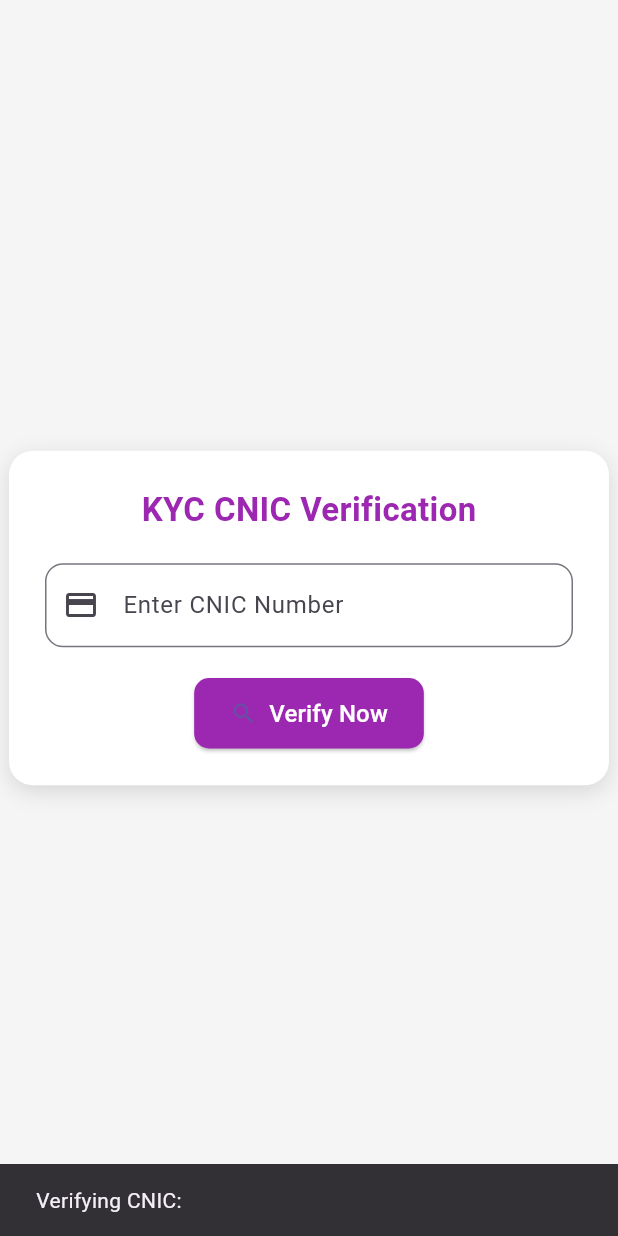
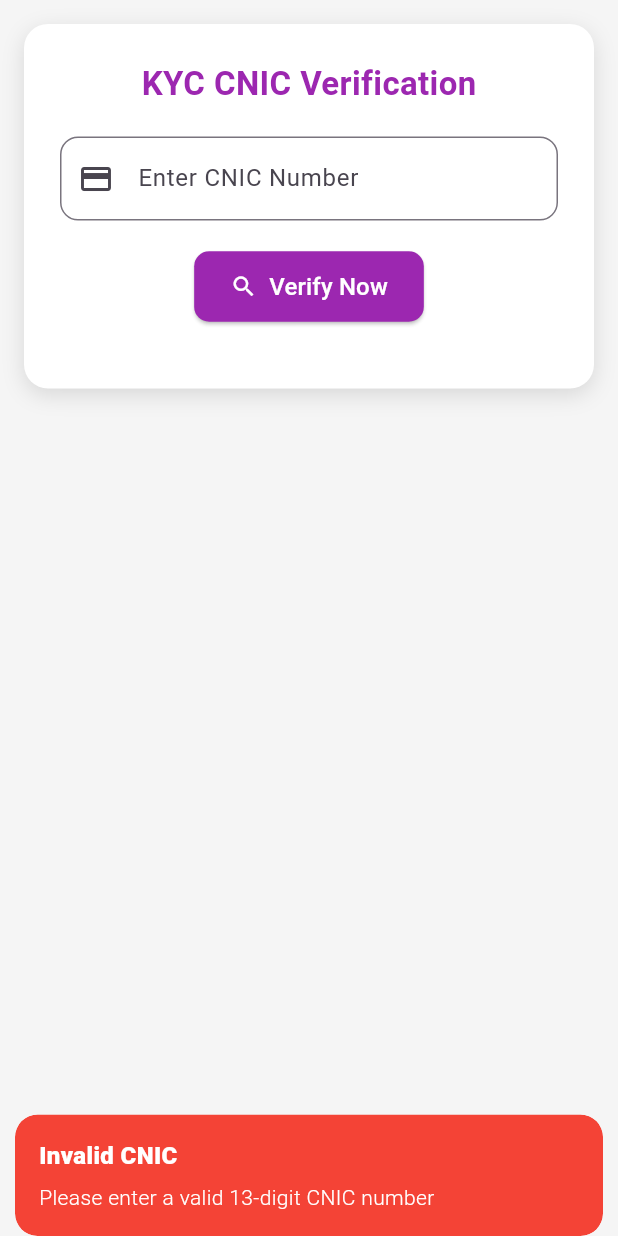
Before and after one commit to Amjad3618/Golabal-Ml-Connect, a Flutter app: the KycScreen screen opened directly, after a tap on "Verify Now", on a phone screen of 412 x 824 dp. Run offline on Flutter 3.47's test engine with Material 3 defaults, Android fonts, the phone set to English and light mode, and no system bars; our stand-ins replace get.

Commit message:
kyc completed

```diff
--- /dev/null
+++ b/lib/controllers/myc_controller.dart
@@ -0,0 +1,94 @@
+import 'package:flutter/material.dart';
+import 'package:get/get.dart';
+import 'package:get/get_core/src/get_main.dart';
+
+import '../models/kyc_model.dart';
+
+class KycController extends GetxController {
+  final TextEditingController cnicController = TextEditingController();
+
+  final RxBool isLoading = false.obs;
+  final Rx<Data?> userData = Rx<Data?>(null);
+  final RxString errorMessage = ''.obs;
+
+  static const String apiBaseUrl = 'https://global-ml-connect-backend.vercel.app/api/person';
+
+  @override
+  void onClose() {
+    cnicController.dispose();
+    super.onClose();
+  }
+
+  void clearData() {
+    userData.value = null;
+    errorMessage.value = '';
+  }
+
+  Future<void> verifyCnic() async {
+    final cnic = cnicController.text.replaceAll('-', ''); // Remove dashes
+
+    if (cnic.length != 13) {
+      Get.snackbar(
+        'Invalid CNIC',
+        'Please enter a valid 13-digit CNIC number',
+        snackPosition: SnackPosition.BOTTOM,
+        backgroundColor: Colors.red,
+        colorText: Colors.white,
+      );
+      return;
+    }
+
+    try {
+      isLoading.value = true;
+      clearData();
+
+      final response = await GetConnect().get(apiBaseUrl);
+
+      if (response.statusCode == 200) {
+        final kycModel = KYCModel.fromJson(response.body);
+
+        if (kycModel.success == true && kycModel.data != null) {
+          // Find user with matching CNIC
+          final matchedUser = kycModel.data!.firstWhereOrNull(
+            (user) => user.cnic.toString() == cnic,
+          );
+
+          if (matchedUser != null) {
+            userData.value = matchedUser;
+            Get.snackbar(
+              'Success',
+              'User data found successfully!',
+              snackPosition: SnackPosition.BOTTOM,
+              backgroundColor: Colors.green,
+              colorText: Colors.white,
+            );
+          } else {
+            errorMessage.value = 'No user found with this CNIC number';
+            Get.snackbar(
+              'Not Found',
+              'No user found with this CNIC number',
+              snackPosition: SnackPosition.BOTTOM,
+              backgroundColor: Colors.orange,
+              colorText: Colors.white,
+            );
+          }
+        } else {
+          errorMessage.value = 'Failed to fetch data from server';
+        }
+      } else {
+        errorMessage.value = 'Server error: ${response.statusCode}';
+      }
+    } catch (e) {
+      errorMessage.value = 'Network error: ${e.toString()}';
+      Get.snackbar(
+        'Error',
+        'Network error occurred. Please try again.',
+        snackPosition: SnackPosition.BOTTOM,
+        backgroundColor: Colors.red,
+        colorText: Colors.white,
+      );
+    } finally {
+      isLoading.value = false;
+    }
+  }
+}
--- /dev/null
+++ b/lib/models/kyc_model.dart
@@ -0,0 +1,91 @@
+class KYCModel {
+  bool? success;
+  List<Data>? data;
+
+  KYCModel({this.success, this.data});
+
+  KYCModel.fromJson(Map<String, dynamic> json) {
+    success = json['success'];
+    if (json['data'] != null) {
+      data = <Data>[];
+      json['data'].forEach((v) {
+        data!.add(Data.fromJson(v));
+      });
+    }
+  }
+
+  Map<String, dynamic> toJson() {
+    final Map<String, dynamic> data = <String, dynamic>{};
+    data['success'] = success;
+    if (this.data != null) {
+      data['data'] = this.data!.map((v) => v.toJson()).toList();
+    }
+    return data;
+  }
+}
+
+class Data {
+  String? sId;
+  String? name;
+  String? fatherName;
+  int? cnic;
+  String? criminalRecord;
+  String? dob;
+  String? city;
+  String? state;
+  String? address;
+  String? profilePicture;
+  String? createdAt;
+  String? updatedAt;
+  int? iV;
+
+  Data({
+    this.sId,
+    this.name,
+    this.fatherName,
+    this.cnic,
+    this.criminalRecord,
+    this.dob,
+    this.city,
+    this.state,
+    this.address,
+    this.profilePicture,
+    this.createdAt,
+    this.updatedAt,
+    this.iV,
+  });
+
+  Data.fromJson(Map<String, dynamic> json) {
+    sId = json['_id'];
+    name = json['name'];
+    fatherName = json['fatherName'];
+    cnic = json['cnic'];
+    criminalRecord = json['criminalRecord'];
+    dob = json['dob'];
+    city = json['city'];
+    state = json['state'];
+    address = json['address'];
+    profilePicture = json['profilePicture'];
+    createdAt = json['createdAt'];
+    updatedAt = json['updatedAt'];
+    iV = json['__v'];
+  }
+
+  Map<String, dynamic> toJson() {
+    final Map<String, dynamic> data = <String, dynamic>{};
+    data['_id'] = sId;
+    data['name'] = name;
+    data['fatherName'] = fatherName;
+    data['cnic'] = cnic;
+    data['criminalRecord'] = criminalRecord;
+    data['dob'] = dob;
+    data['city'] = city;
+    data['state'] = state;
+    data['address'] = address;
+    data['profilePicture'] = profilePicture;
+    data['createdAt'] = createdAt;
+    data['updatedAt'] = updatedAt;
+    data['__v'] = iV;
+    return data;
+  }
+}
--- a/lib/screens/kyc_screen.dart
+++ b/lib/screens/kyc_screen.dart
@@ -1,58 +1,24 @@
 import 'package:flutter/material.dart';
 import 'package:flutter/services.dart';
+import 'package:get/get.dart';
 
-class CnicInputFormatter extends TextInputFormatter {
-  @override
-  TextEditingValue formatEditUpdate(
-    TextEditingValue oldValue,
-    TextEditingValue newValue,
-  ) {
-    var digitsOnly = newValue.text.replaceAll(RegExp(r'[^0-9]'), '');
-    var newText = '';
+import '../controllers/myc_controller.dart';
+import '../widgets/cnic_formater.dart';
 
-    for (int i = 0; i < digitsOnly.length; i++) {
-      newText += digitsOnly[i];
-      if (i == 4 || i == 11) newText += '-';
-    }
-
-    return TextEditingValue(
-      text: newText,
-      selection: TextSelection.collapsed(offset: newText.length),
-    );
-  }
-}
-
-class KycScreen extends StatefulWidget {
+class KycScreen extends StatelessWidget {
   const KycScreen({super.key});
 
   @override
-  State<KycScreen> createState() => _KycScreenState();
-}
+  Widget build(BuildContext context) {
+    final KycController controller = Get.put(KycController());
 
-class _KycScreenState extends State<KycScreen> {
-  final TextEditingController _cnicController = TextEditingController();
-
-  @override
-  void dispose() {
-    _cnicController.dispose();
-    super.dispose();
-  }
-
-  void _verifyCnic() {
-    final cnic = _cnicController.text;
-    // You can perform your API call or verification logic here
-    ScaffoldMessenger.of(context).showSnackBar(
-      SnackBar(content: Text('Verifying CNIC: $cnic')),
-    );
-  }
-
-  @override
-  Widget build(BuildContext context) {
     return Scaffold(
       backgroundColor: Colors.grey.shade100,
-      body: Center(
+      body: SingleChildScrollView(
+        child: Center(
           child: Container(
             width: 400,
+            margin: const EdgeInsets.all(16),
             padding: const EdgeInsets.all(24),
             decoration: BoxDecoration(
               color: Colors.white,
@@ -77,8 +43,10 @@ class _KycScreenState extends State<KycScreen> {
                   ),
                 ),
                 const SizedBox(height: 20),
+
+                // CNIC Input Field
                 TextField(
-                controller: _cnicController,
+                  controller: controller.cnicController,
                   inputFormatters: [
                     FilteringTextInputFormatter.digitsOnly,
                     LengthLimitingTextInputFormatter(13),
@@ -95,8 +63,12 @@ class _KycScreenState extends State<KycScreen> {
                   ),
                 ),
                 const SizedBox(height: 20),
-              ElevatedButton.icon(
-                onPressed: _verifyCnic,
+
+                // Verify Button
+                Obx(() => ElevatedButton.icon(
+                  onPressed: controller.isLoading.value
+                      ? null
+                      : controller.verifyCnic,
                   style: ElevatedButton.styleFrom(
                     backgroundColor: Colors.purple,
                     padding: const EdgeInsets.symmetric(horizontal: 24, vertical: 12),
@@ -104,16 +76,114 @@ class _KycScreenState extends State<KycScreen> {
                       borderRadius: BorderRadius.circular(10),
                     ),
                   ),
-                icon: const Icon(Icons.search),
-                label: const Text(
-                  'Verify Now',
-                  style: TextStyle(fontSize: 16,color: Colors.white),
+                  icon: controller.isLoading.value
+                      ? const SizedBox(
+                          width: 16,
+                          height: 16,
+                          child: CircularProgressIndicator(
+                            strokeWidth: 2,
+                            valueColor: AlwaysStoppedAnimation<Color>(Colors.white),
+                          ),
+                        )
+                      : const Icon(Icons.search, color: Colors.white),
+                  label: Text(
+                    controller.isLoading.value ? 'Verifying...' : 'Verify Now',
+                    style: const TextStyle(fontSize: 16, color: Colors.white),
+                  ),
+                )),
+
+                const SizedBox(height: 20),
+
+                // User Data Display
+                Obx(() {
+                  if (controller.userData.value != null) {
+                    final user = controller.userData.value!;
+                    return Container(
+                      width: double.infinity,
+                      padding: const EdgeInsets.all(16),
+                      decoration: BoxDecoration(
+                        color: Colors.green.shade50,
+                        borderRadius: BorderRadius.circular(12),
+                        border: Border.all(color: Colors.green.shade200),
+                      ),
+                      child: Column(
+                        crossAxisAlignment: CrossAxisAlignment.start,
+                        children: [
+                          const Text(
+                            'User Information',
+                            style: TextStyle(
+                              fontSize: 18,
+                              fontWeight: FontWeight.bold,
+                              color: Colors.green,
                             ),
                           ),
+                          const SizedBox(height: 12),
+                          _buildInfoRow('Name', user.name ?? 'N/A'),
+                          _buildInfoRow('Father Name', user.fatherName ?? 'N/A'),
+                          _buildInfoRow('CNIC', user.cnic?.toString() ?? 'N/A'),
+                          _buildInfoRow('Date of Birth', user.dob ?? 'N/A'),
+                          _buildInfoRow('City', user.city ?? 'N/A'),
+                          _buildInfoRow('State', user.state ?? 'N/A'),
+                          _buildInfoRow('Address', user.address ?? 'N/A'),
+                          _buildInfoRow('Criminal Record', user.criminalRecord ?? 'N/A'),
                         ],
+                      ),
+                    );
+                  } else if (controller.errorMessage.value.isNotEmpty) {
+                    return Container(
+                      width: double.infinity,
+                      padding: const EdgeInsets.all(16),
+                      decoration: BoxDecoration(
+                        color: Colors.red.shade50,
+                        borderRadius: BorderRadius.circular(12),
+                        border: Border.all(color: Colors.red.shade200),
+                      ),
+                      child: Text(
+                        controller.errorMessage.value,
+                        style: TextStyle(
+                          color: Colors.red.shade700,
+                          fontSize: 14,
+                        ),
+                        textAlign: TextAlign.center,
+                      ),
+                    );
+                  }
+                  return const SizedBox.shrink();
+                }),
+              ],
+            ),
           ),
         ),
       ),
     );
   }
+
+  Widget _buildInfoRow(String label, String value) {
+    return Padding(
+      padding: const EdgeInsets.only(bottom: 8),
+      child: Row(
+        crossAxisAlignment: CrossAxisAlignment.start,
+        children: [
+          SizedBox(
+            width: 100,
+            child: Text(
+              '$label:',
+              style: const TextStyle(
+                fontWeight: FontWeight.w600,
+                color: Colors.black87,
+              ),
+            ),
+          ),
+          Expanded(
+            child: Text(
+              value,
+              style: const TextStyle(
+                color: Colors.black54,
+              ),
+            ),
+          ),
+        ],
+      ),
+    );
   }
+}
--- /dev/null
+++ b/lib/widgets/cnic_formater.dart
@@ -0,0 +1,23 @@
+import 'package:flutter/material.dart';
+import 'package:flutter/services.dart';
+
+class CnicInputFormatter extends TextInputFormatter {
+  @override
+  TextEditingValue formatEditUpdate(
+    TextEditingValue oldValue,
+    TextEditingValue newValue,
+  ) {
+    var digitsOnly = newValue.text.replaceAll(RegExp(r'[^0-9]'), '');
+    var newText = '';
+
+    for (int i = 0; i < digitsOnly.length; i++) {
+      newText += digitsOnly[i];
+      if (i == 4 || i == 11) newText += '-';
+    }
+
+    return TextEditingValue(
+      text: newText,
+      selection: TextSelection.collapsed(offset: newText.length),
+    );
+  }
+}
```
Lines whose indentation alone changed are shown as unchanged.
